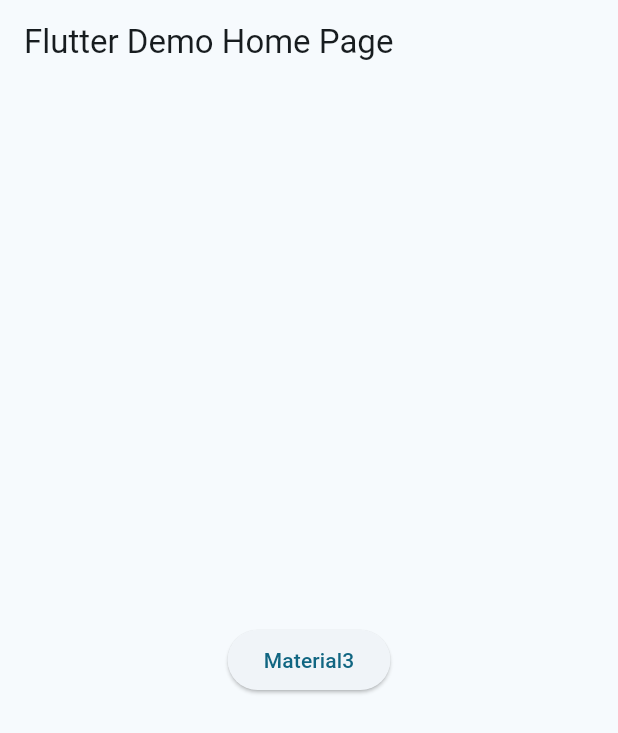
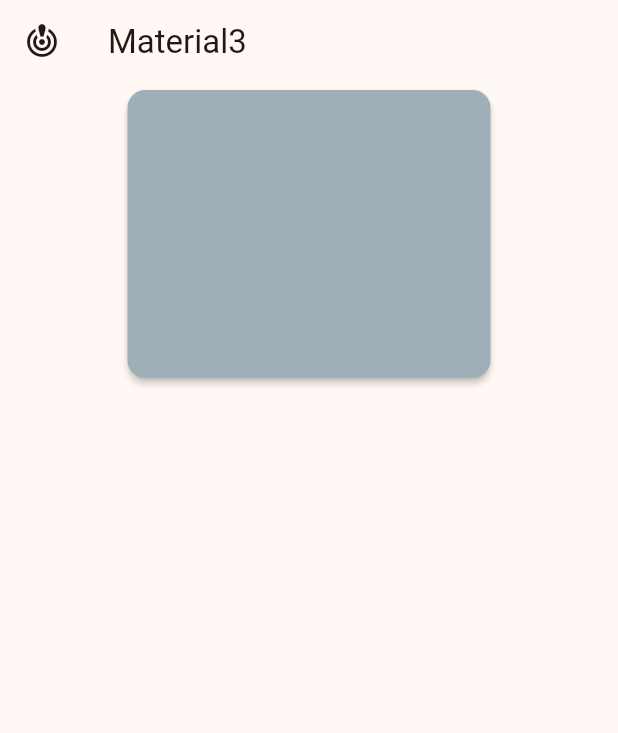
Before and after one commit to kurogoma-flutter/kurogoma_flutter_playground, a Flutter app: the screen it shows after launch, on a phone screen of 412 x 824 dp. Shown: the top 733 px of the screen. Run offline on Flutter 3.47's test engine with Material 2 defaults, Android fonts, the light colour scheme and no system bars; our stand-ins replace flutter_riverpod.

Commit message:
material2と3の切り替え

```diff
--- a/lib/main.dart
+++ b/lib/main.dart
@@ -1,56 +1,77 @@
 import 'package:flutter/material.dart';
+import 'package:flutter_riverpod/flutter_riverpod.dart';
 
-void main() {
-  runApp(const MyApp());
-}
+final counterProvider = StateProvider((ref) => 0);
+final bottomNavigationIndexProvider = StateProvider((ref) => 0);
+final navigationRailIndexProvider = StateProvider((ref) => 0);
+final titleProvider = Provider((ref) => "Flutter Demo");
+
+void main() => runApp(const MyApp());
 
 class MyApp extends StatelessWidget {
   const MyApp({Key? key}) : super(key: key);
-
-  // This widget is the root of your application.
   @override
   Widget build(BuildContext context) {
     return MaterialApp(
-      title: 'Flutter Demo',
+      debugShowCheckedModeBanner: false,
+      title: 'Material3',
       theme: ThemeData(
+        colorSchemeSeed: Colors.orange,
         useMaterial3: true,
-        colorSchemeSeed: Colors.blueGrey,
       ),
-      home: const MyHomePage(title: 'Flutter Demo Home Page'),
-    );
-  }
-}
-
-class MyHomePage extends StatefulWidget {
-  const MyHomePage({Key? key, required this.title}) : super(key: key);
-
-  final String title;
-
-  @override
-  State<MyHomePage> createState() => _MyHomePageState();
-}
-
-class _MyHomePageState extends State<MyHomePage> {
-  @override
-  Widget build(BuildContext context) {
-    // This method is rerun every time setState is called, for instance as done
-    // by the _incrementCounter method above.
-    //
-    // The Flutter framework has been optimized to make rerunning build methods
-    // fast, so that you can just rebuild anything that needs updating rather
-    // than having to individually change instances of widgets.
-    return Scaffold(
-      appBar: AppBar(
-        // Here we take the value from the MyHomePage object that was created by
-        // the App.build method, and use it to set our appbar title.
-        title: Text(widget.title),
-      ),
-      body: Center(
-        child: ElevatedButton(
-          child: Text('Material3'),
-          onPressed: () {},
+      home: SafeArea(
+        child: Scaffold(
+          appBar: AppBar(
+            title: const Text('Material3'),
+            leading: IconButton(
+                onPressed: () => showAboutDialog(context: context),
+                icon: const Icon(Icons.crisis_alert_outlined)),
+          ),
+          body: SingleChildScrollView(
+              child: SizedBox(
+            width: double.infinity,
+            child: Column(
+              mainAxisAlignment: MainAxisAlignment.center,
+              children: const [
+                SizedBox(
+                  width: 250,
+                  height: 200,
+                  child: Card(
+                    elevation: 2,
+                    color: Color.fromARGB(255, 159, 175, 183),
+                  ),
+                )
+              ],
+            ),
+          )),
         ),
       ),
     );
   }
+
+  Future<void> _showAlertDialog(BuildContext context) async {
+    return showDialog<void>(
+      context: context,
+      barrierDismissible: false,
+      builder: (BuildContext context) {
+        return AlertDialog(
+          title: const Text('アラートダイアログ'),
+          content: SingleChildScrollView(
+            child: ListBody(
+              children: const <Widget>[
+                Text('ダイアログメッセージ１行目'),
+                Text('ダイアログメッセージ２行目'),
+              ],
+            ),
+          ),
+          actions: <Widget>[
+            TextButton(
+              child: const Text('OK'),
+              onPressed: () => Navigator.of(context).pop(),
+            ),
+          ],
+        );
+      },
+    );
+  }
 }
--- a/pubspec.yaml
+++ b/pubspec.yaml
@@ -34,6 +34,7 @@ dependencies:
   # The following adds the Cupertino Icons font to your application.
   # Use with the CupertinoIcons class for iOS style icons.
   cupertino_icons: ^1.0.2
+  flutter_riverpod:
 
 dev_dependencies:
   flutter_test:
```
Also changed, not shown: pubspec.lock.
